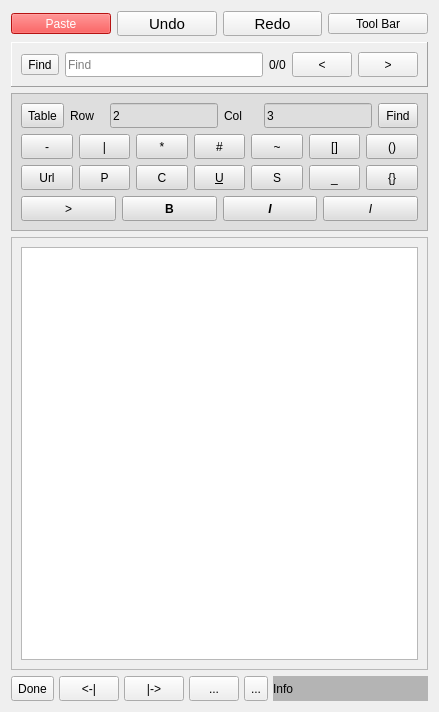
Above: src/Notes.ui from ic005k/Knot-Legacy before the change. Below: the same form after it.
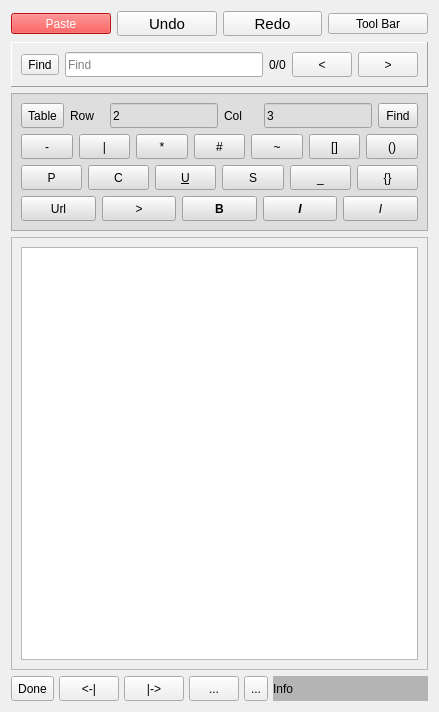
That is the form after the change. Icons and pictures are not drawn.

The edit to the form file:
```diff
--- a/src/Notes.ui
+++ b/src/Notes.ui
@@ -631,37 +631,6 @@
       </item>
       <item>
        <layout class="QHBoxLayout" name="horizontalLayout">
-        <item>
-         <widget class="QToolButton" name="btnLink">
-          <property name="sizePolicy">
-           <sizepolicy hsizetype="Preferred" vsizetype="Fixed">
-            <horstretch>0</horstretch>
-            <verstretch>0</verstretch>
-           </sizepolicy>
-          </property>
-          <property name="minimumSize">
-           <size>
-            <width>0</width>
-            <height>25</height>
-           </size>
-          </property>
-          <property name="maximumSize">
-           <size>
-            <width>16777215</width>
-            <height>25</height>
-           </size>
-          </property>
-          <property name="text">
-           <string>Url</string>
-          </property>
-          <property name="iconSize">
-           <size>
-            <width>20</width>
-            <height>20</height>
-           </size>
-          </property>
-         </widget>
-        </item>
         <item>
          <widget class="QToolButton" name="btnPic">
           <property name="sizePolicy">
@@ -848,6 +817,37 @@
       </item>
       <item>
        <layout class="QHBoxLayout" name="horizontalLayout_2">
+        <item>
+         <widget class="QToolButton" name="btnLink">
+          <property name="sizePolicy">
+           <sizepolicy hsizetype="Preferred" vsizetype="Fixed">
+            <horstretch>0</horstretch>
+            <verstretch>0</verstretch>
+           </sizepolicy>
+          </property>
+          <property name="minimumSize">
+           <size>
+            <width>0</width>
+            <height>25</height>
+           </size>
+          </property>
+          <property name="maximumSize">
+           <size>
+            <width>16777215</width>
+            <height>25</height>
+           </size>
+          </property>
+          <property name="text">
+           <string>Url</string>
+          </property>
+          <property name="iconSize">
+           <size>
+            <width>20</width>
+            <height>20</height>
+           </size>
+          </property>
+         </widget>
+        </item>
         <item>
          <widget class="QToolButton" name="btnReference">
           <property name="sizePolicy">
```
Left out of the diff: 2 changed lines with no effect on the pictures.
